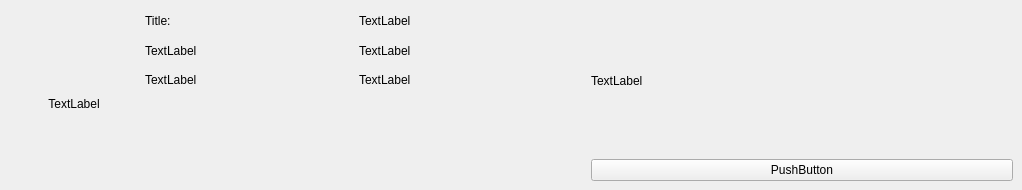
Qt form bookListView.ui (Mr-Beastman/CS106_A2) before a commit.
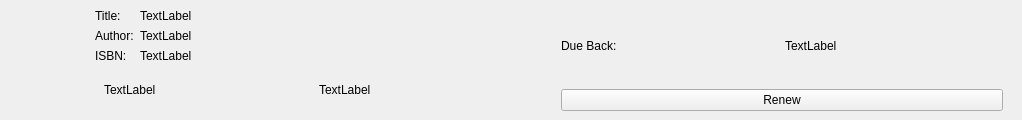
The same form after that commit.

Diff of the .ui file:
```diff
--- a/bookListView.ui
+++ b/bookListView.ui
@@ -7,7 +7,7 @@
     <x>0</x>
     <y>0</y>
     <width>1022</width>
-    <height>190</height>
+    <height>120</height>
    </rect>
   </property>
   <property name="sizePolicy">
@@ -19,27 +19,27 @@
   <property name="minimumSize">
    <size>
     <width>0</width>
-    <height>0</height>
+    <height>120</height>
    </size>
   </property>
   <property name="maximumSize">
    <size>
     <width>16777215</width>
-    <height>190</height>
+    <height>120</height>
    </size>
   </property>
   <property name="windowTitle">
    <string>Form</string>
   </property>
-  <layout class="QHBoxLayout" name="horizontalLayout">
+  <layout class="QHBoxLayout" name="horizontalLayout" stretch="2,0,0">
    <property name="leftMargin">
-    <number>0</number>
+    <number>10</number>
    </property>
    <property name="topMargin">
     <number>0</number>
    </property>
    <property name="rightMargin">
-    <number>0</number>
+    <number>10</number>
    </property>
    <property name="bottomMargin">
     <number>0</number>
@@ -48,17 +48,32 @@
     <widget class="QWidget" name="coverLayout" native="true">
      <property name="minimumSize">
       <size>
-       <width>130</width>
-       <height>190</height>
+       <width>70</width>
+       <height>100</height>
       </size>
      </property>
      <property name="maximumSize">
       <size>
-       <width>130</width>
-       <height>190</height>
+       <width>70</width>
+       <height>100</height>
       </size>
      </property>
      <layout class="QVBoxLayout" name="verticalLayout">
+      <property name="spacing">
+       <number>0</number>
+      </property>
+      <property name="leftMargin">
+       <number>0</number>
+      </property>
+      <property name="topMargin">
+       <number>0</number>
+      </property>
+      <property name="rightMargin">
+       <number>0</number>
+      </property>
+      <property name="bottomMargin">
+       <number>0</number>
+      </property>
       <item>
        <widget class="QLabel" name="coverLabel">
         <property name="sizePolicy">
@@ -69,21 +84,24 @@
         </property>
         <property name="minimumSize">
          <size>
-          <width>130</width>
-          <height>190</height>
+          <width>70</width>
+          <height>100</height>
          </size>
         </property>
         <property name="maximumSize">
          <size>
-          <width>130</width>
-          <height>190</height>
+          <width>70</width>
+          <height>100</height>
          </size>
         </property>
         <property name="text">
-         <string>TextLabel</string>
+         <string/>
+        </property>
+        <property name="scaledContents">
+         <bool>false</bool>
         </property>
         <property name="alignment">
-         <set>Qt::AlignmentFlag::AlignCenter</set>
+         <set>Qt::AlignmentFlag::AlignHCenter|Qt::AlignmentFlag::AlignTop</set>
         </property>
        </widget>
       </item>
@@ -94,11 +112,11 @@
     <widget class="QWidget" name="infoLayout" native="true">
      <layout class="QVBoxLayout" name="verticalLayout_2">
       <item>
-       <layout class="QGridLayout" name="infoGridLayout">
+       <layout class="QGridLayout" name="infoGridLayout" columnstretch="0,1" columnminimumwidth="0,0">
         <item row="1" column="0">
          <widget class="QLabel" name="authorLabel">
           <property name="text">
-           <string>TextLabel</string>
+           <string>Author:</string>
           </property>
          </widget>
         </item>
@@ -123,13 +141,6 @@
           </property>
          </widget>
         </item>
-        <item row="2" column="0">
-         <widget class="QLabel" name="isbnLabel">
-          <property name="text">
-           <string>TextLabel</string>
-          </property>
-         </widget>
-        </item>
         <item row="2" column="1">
          <widget class="QLabel" name="isbnOutputLabel">
           <property name="text">
@@ -137,32 +148,112 @@
           </property>
          </widget>
         </item>
+        <item row="2" column="0">
+         <widget class="QLabel" name="isbnLabel">
+          <property name="text">
+           <string>ISBN:</string>
+          </property>
+         </widget>
+        </item>
        </layout>
       </item>
       <item>
-       <widget class="QWidget" name="widget_4" native="true"/>
+       <widget class="QWidget" name="availabilityLayout" native="true">
+        <layout class="QHBoxLayout" name="horizontalLayout_2">
+         <item>
+          <widget class="QLabel" name="availabilityIconLayout">
+           <property name="text">
+            <string>TextLabel</string>
+           </property>
+          </widget>
+         </item>
+         <item>
+          <widget class="QLabel" name="availabilityTextLabel">
+           <property name="text">
+            <string>TextLabel</string>
+           </property>
+          </widget>
+         </item>
+        </layout>
+       </widget>
       </item>
      </layout>
     </widget>
    </item>
    <item>
-    <widget class="QWidget" name="widget_3" native="true">
-     <layout class="QVBoxLayout" name="verticalLayout_3">
-      <item>
-       <widget class="QLabel" name="label_8">
-        <property name="text">
-         <string>TextLabel</string>
-        </property>
-       </widget>
-      </item>
-      <item>
-       <widget class="QPushButton" name="pushButton">
-        <property name="text">
-         <string>PushButton</string>
-        </property>
-       </widget>
-      </item>
-     </layout>
+    <widget class="QStackedWidget" name="optionsStackedWidget">
+     <property name="currentIndex">
+      <number>2</number>
+     </property>
+     <widget class="QWidget" name="userNotAvailablePage">
+      <layout class="QVBoxLayout" name="verticalLayout_4">
+       <item>
+        <layout class="QHBoxLayout" name="holdDisplayLayout">
+         <item>
+          <widget class="QLabel" name="holdNumberLabel">
+           <property name="text">
+            <string>TextLabel</string>
+           </property>
+          </widget>
+         </item>
+         <item>
+          <widget class="QLabel" name="holdTextLabel">
+           <property name="text">
+            <string>in Queue</string>
+           </property>
+          </widget>
+         </item>
+        </layout>
+       </item>
+       <item>
+        <widget class="QPushButton" name="holdButton">
+         <property name="text">
+          <string>place hold</string>
+         </property>
+        </widget>
+       </item>
+      </layout>
+     </widget>
+     <widget class="QWidget" name="userAvailablePage">
+      <layout class="QVBoxLayout" name="verticalLayout_3">
+       <item>
+        <widget class="QPushButton" name="checkoutButton">
+         <property name="text">
+          <string>checkout</string>
+         </property>
+        </widget>
+       </item>
+      </layout>
+     </widget>
+     <widget class="QWidget" name="userCheckedoutPage">
+      <layout class="QVBoxLayout" name="verticalLayout_5">
+       <item>
+        <layout class="QHBoxLayout" name="horizontalLayout_3">
+         <item>
+          <widget class="QLabel" name="dueLabel">
+           <property name="text">
+            <string>Due Back:</string>
+           </property>
+          </widget>
+         </item>
+         <item>
+          <widget class="QLabel" name="dueOutputLabel">
+           <property name="text">
+            <string>TextLabel</string>
+           </property>
+          </widget>
+         </item>
+        </layout>
+       </item>
+       <item>
+        <widget class="QPushButton" name="renewButton">
+         <property name="text">
+          <string>Renew</string>
+         </property>
+        </widget>
+       </item>
+      </layout>
+     </widget>
     </widget>
    </item>
   </layout>
```
